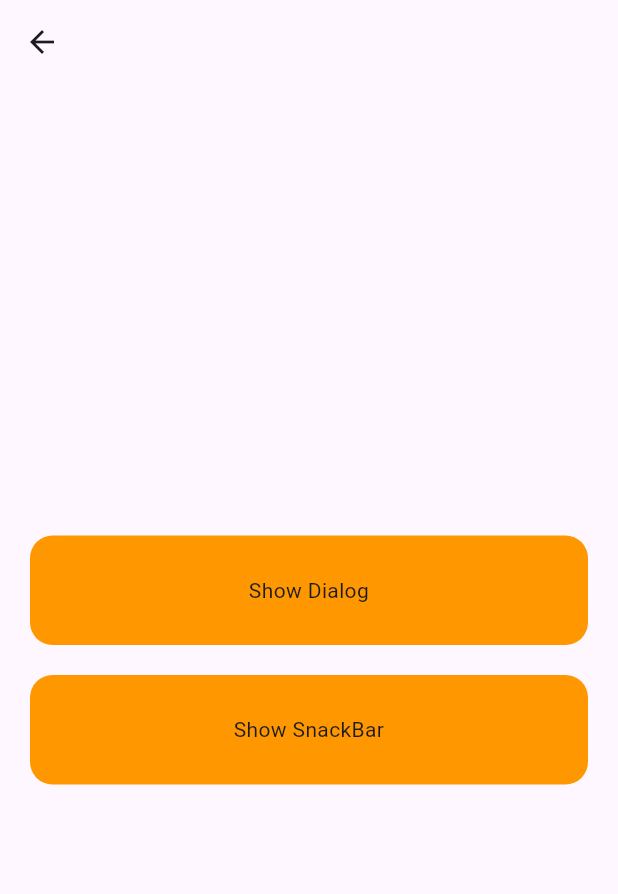
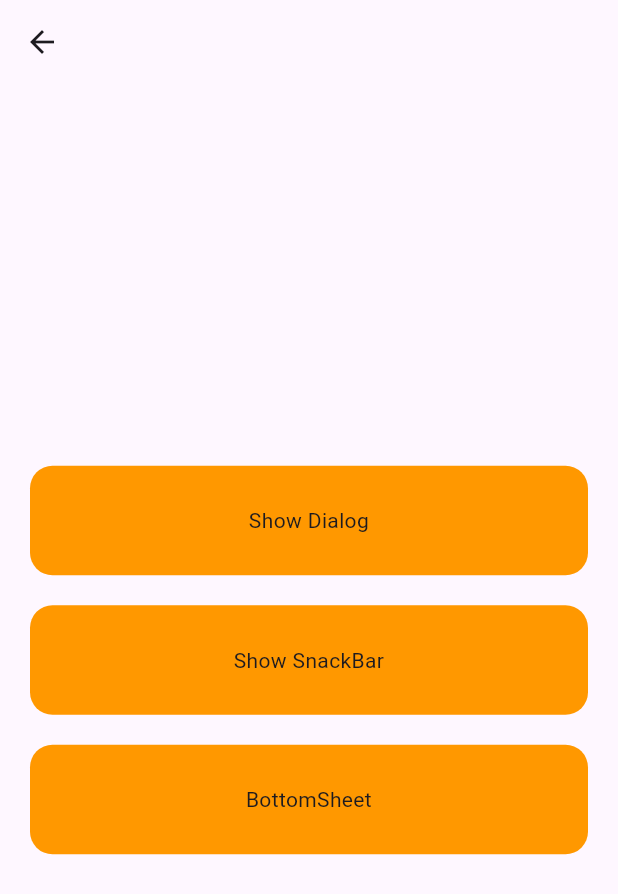
Before and after one commit to Esra2-Abdelltif/Getx-Flutter-, a Flutter app: the NextScreen screen opened by its route, on a phone screen of 412 x 824 dp. Shown: the top 894 px of the screen. Run offline on Flutter 3.47's test engine with Material 3 defaults, Android fonts, the phone set to English and light mode, and no system bars; our stand-ins replace device_preview, get, shared_preferences; accounts and stored records are empty.

Commit message:
BottomSheet

```diff
--- a/lib/view/screens/route_management/route_management.dart
+++ b/lib/view/screens/route_management/route_management.dart
@@ -2,6 +2,7 @@ import 'package:flutter/material.dart';
 import 'package:get/get.dart';
 import 'package:getx/utils/my_bindings.dart';
 import 'package:getx/view/screens/counter_screen/get_builder_counter_screen.dart';
+import 'package:getx/view/widget/bottom_sheet.dart';
 import 'package:getx/view/widget/custom_button.dart';
 import 'package:getx/view/widget/show_dialog.dart';
 import 'package:getx/view/widget/snack_bar.dart';
@@ -69,7 +70,9 @@ class NextScreen extends StatelessWidget {
           children: [
             ShowDialog(),
             SizedBox(height: 20,),
-            SnackBarWidget()
+            SnackBarWidget(),
+            SizedBox(height: 20,),
+            BottomSheetWidget()
        ],),
       )
     );
--- /dev/null
+++ b/lib/view/widget/bottom_sheet.dart
@@ -0,0 +1,28 @@
+import 'package:flutter/material.dart';
+import 'package:get/get.dart';
+import 'package:getx/view/widget/custom_button.dart';
+
+class BottomSheetWidget extends StatelessWidget {
+  const BottomSheetWidget({super.key});
+
+  @override
+  Widget build(BuildContext context) {
+    return CustomButton(
+      text: "BottomSheet",
+      onTap: () {
+        Get.bottomSheet(
+            Container(
+              height: context.height/3,
+              width: context.width,
+              color: Colors.white,
+              child: const Text("BottomSheetWidget"),
+            ),
+          //الوقت الي بتظهر فيه
+          enterBottomSheetDuration:const Duration(seconds: 4),
+          //الوقت الي هتختفي فيه
+            exitBottomSheetDuration:const Duration(seconds: 1),
+            );
+      },
+    );
+  }
+}
```
